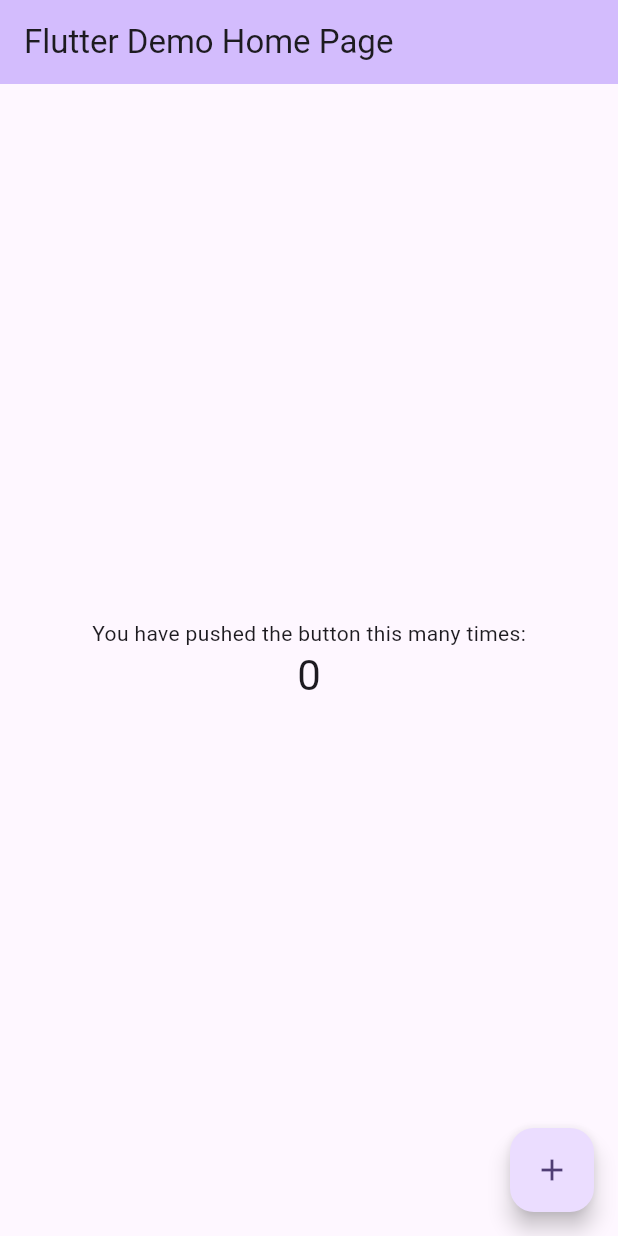
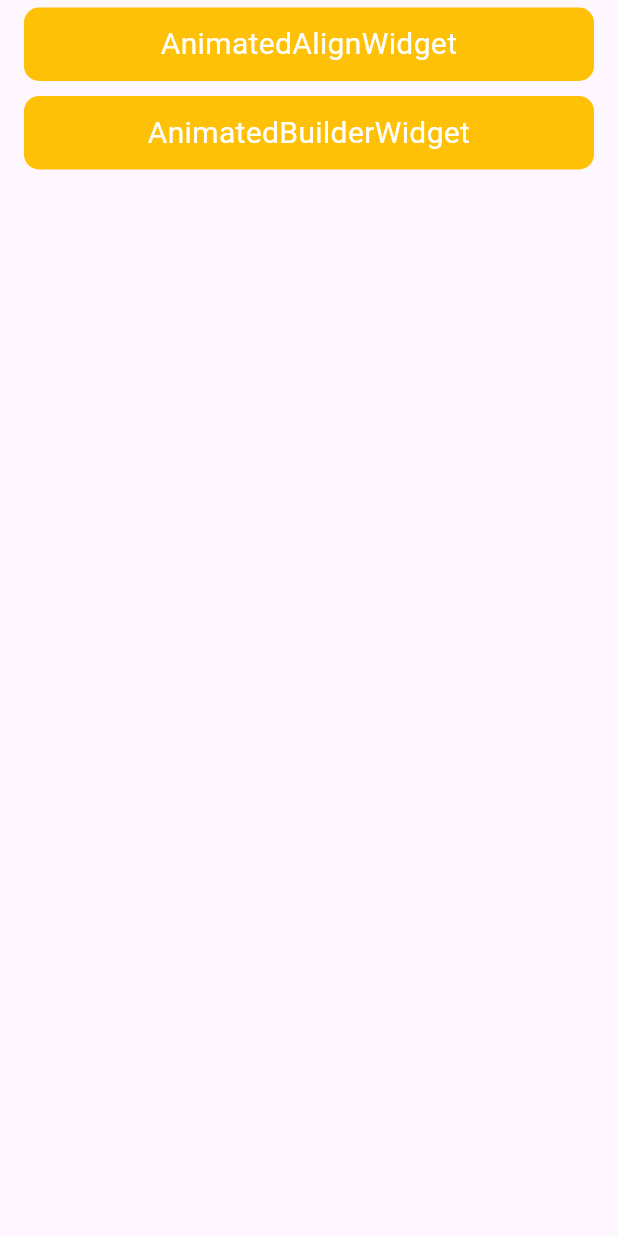
Before and after one commit to SunatilloAbduvaliyev/takrorlash, a Flutter app: the screen it shows after launch, on a phone screen of 412 x 824 dp. Run offline on Flutter 3.47's test engine with Material 3 defaults, Android fonts, the phone set to English and light mode, and no system bars.

Commit message:
no finish

```diff
--- a/lib/main.dart
+++ b/lib/main.dart
@@ -1,125 +1,22 @@
 import 'package:flutter/material.dart';
+import 'package:takrorlash/screen/home/home_screen.dart';
 
-void main() {
+void main(){
   runApp(const MyApp());
 }
 
 class MyApp extends StatelessWidget {
   const MyApp({super.key});
 
-  // This widget is the root of your application.
   @override
   Widget build(BuildContext context) {
     return MaterialApp(
       title: 'Flutter Demo',
       theme: ThemeData(
-        // This is the theme of your application.
-        //
-        // TRY THIS: Try running your application with "flutter run". You'll see
-        // the application has a purple toolbar. Then, without quitting the app,
-        // try changing the seedColor in the colorScheme below to Colors.green
-        // and then invoke "hot reload" (save your changes or press the "hot
-        // reload" button in a Flutter-supported IDE, or press "r" if you used
-        // the command line to start the app).
-        //
-        // Notice that the counter didn't reset back to zero; the application
-        // state is not lost during the reload. To reset the state, use hot
-        // restart instead.
-        //
-        // This works for code too, not just values: Most code changes can be
-        // tested with just a hot reload.
-        colorScheme: ColorScheme.fromSeed(seedColor: Colors.deepPurple),
-        useMaterial3: true,
+        primarySwatch: Colors.blue,
       ),
-      home: const MyHomePage(title: 'Flutter Demo Home Page'),
+      home: const HomeScreen(),
     );
   }
+
 }
-
-class MyHomePage extends StatefulWidget {
-  const MyHomePage({super.key, required this.title});
-
-  // This widget is the home page of your application. It is stateful, meaning
-  // that it has a State object (defined below) that contains fields that affect
-  // how it looks.
-
-  // This class is the configuration for the state. It holds the values (in this
-  // case the title) provided by the parent (in this case the App widget) and
-  // used by the build method of the State. Fields in a Widget subclass are
-  // always marked "final".
-
-  final String title;
-
-  @override
-  State<MyHomePage> createState() => _MyHomePageState();
-}
-
-class _MyHomePageState extends State<MyHomePage> {
-  int _counter = 0;
-
-  void _incrementCounter() {
-    setState(() {
-      // This call to setState tells the Flutter framework that something has
-      // changed in this State, which causes it to rerun the build method below
-      // so that the display can reflect the updated values. If we changed
-      // _counter without calling setState(), then the build method would not be
-      // called again, and so nothing would appear to happen.
-      _counter++;
-    });
-  }
-
-  @override
-  Widget build(BuildContext context) {
-    // This method is rerun every time setState is called, for instance as done
-    // by the _incrementCounter method above.
-    //
-    // The Flutter framework has been optimized to make rerunning build methods
-    // fast, so that you can just rebuild anything that needs updating rather
-    // than having to individually change instances of widgets.
-    return Scaffold(
-      appBar: AppBar(
-        // TRY THIS: Try changing the color here to a specific color (to
-        // Colors.amber, perhaps?) and trigger a hot reload to see the AppBar
-        // change color while the other colors stay the same.
-        backgroundColor: Theme.of(context).colorScheme.inversePrimary,
-        // Here we take the value from the MyHomePage object that was created by
-        // the App.build method, and use it to set our appbar title.
-        title: Text(widget.title),
-      ),
-      body: Center(
-        // Center is a layout widget. It takes a single child and positions it
-        // in the middle of the parent.
-        child: Column(
-          // Column is also a layout widget. It takes a list of children and
-          // arranges them vertically. By default, it sizes itself to fit its
-          // children horizontally, and tries to be as tall as its parent.
-          //
-          // Column has various properties to control how it sizes itself and
-          // how it positions its children. Here we use mainAxisAlignment to
-          // center the children vertically; the main axis here is the vertical
-          // axis because Columns are vertical (the cross axis would be
-          // horizontal).
-          //
-          // TRY THIS: Invoke "debug painting" (choose the "Toggle Debug Paint"
-          // action in the IDE, or press "p" in the console), to see the
-          // wireframe for each widget.
-          mainAxisAlignment: MainAxisAlignment.center,
-          children: <Widget>[
-            const Text(
-              'You have pushed the button this many times:',
-            ),
-            Text(
-              '$_counter',
-              style: Theme.of(context).textTheme.headlineMedium,
-            ),
-          ],
-        ),
-      ),
-      floatingActionButton: FloatingActionButton(
-        onPressed: _incrementCounter,
-        tooltip: 'Increment',
-        child: const Icon(Icons.add),
-      ), // This trailing comma makes auto-formatting nicer for build methods.
-    );
-  }
-}
--- /dev/null
+++ b/lib/screen/home/home_screen.dart
@@ -0,0 +1,66 @@
+import 'package:flutter/material.dart';
+import 'package:takrorlash/screen/animated_align.dart';
+
+import '../animated_builder.dart';
+
+class HomeScreen extends StatefulWidget {
+  const HomeScreen({super.key});
+
+  @override
+  State<HomeScreen> createState() => _HomeScreenState();
+}
+
+class _HomeScreenState extends State<HomeScreen>   {
+  final List<Widget> screens = [
+    const AnimatedAlignWidget(),
+    const AnimatedBuilderWidget(),
+  ];
+  final List<String> screenNames = [
+    'AnimatedAlignWidget',
+    'AnimatedBuilderWidget',
+  ];
+
+  @override
+  Widget build(BuildContext context) {
+    return SafeArea(
+      child: Scaffold(
+        body: Padding(
+          padding: const EdgeInsets.symmetric(horizontal: 16),
+          child: ListView.builder(
+            itemCount: screens.length,
+            itemBuilder: (context, index) {
+              return Container(
+                margin: const EdgeInsets.symmetric(vertical: 5),
+                child: Ink(
+                  width: double.infinity,
+                  decoration: BoxDecoration(
+                    color: Colors.amber,
+                    borderRadius: BorderRadius.circular(10),
+                  ),
+                  child: InkWell(
+                    onTap: () {
+                      Navigator.of(context).push(MaterialPageRoute(
+                          builder: (context) => screens[index]));
+                    },
+                    borderRadius: BorderRadius.circular(10),
+                    child: Container(
+                      margin: const EdgeInsets.symmetric(vertical: 10),
+                      child: Text(
+                        screenNames[index],
+                        textAlign: TextAlign.center,
+                        style: const TextStyle(
+                          color: Colors.white,
+                          fontSize: 20,
+                        ),
+                      ),
+                    ),
+                  ),
+                ),
+              );
+            },
+          ),
+        ),
+      ),
+    );
+  }
+}
```
Also changed, not shown: lib/screen/animated_align.dart (added, +38 -0 lines), lib/screen/animated_builder.dart (added, +37 -0 lines).
